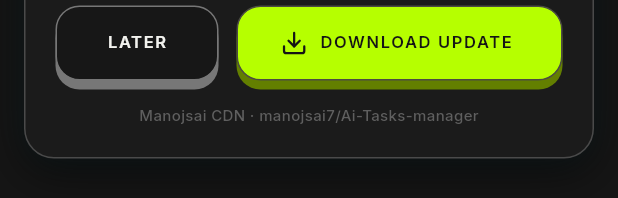
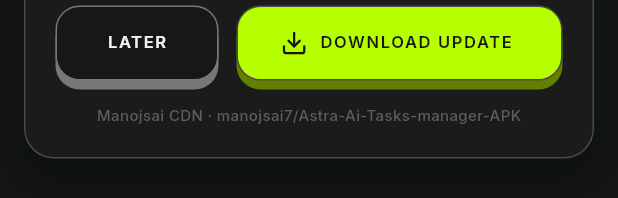
Before and after one commit to manojsai7/Astra-Ai-Tasks-manager-APK, a Flutter app: the UpdateSheet widget shown alone on an empty page, opened directly with empty values, on a phone screen of 412 x 824 dp. Shown: the part 122-320 px from the top of the screen. Run offline on Flutter 3.47's test engine with Material 3 defaults, Android fonts, the phone set to English and light mode, and no system bars; our stand-ins replace confetti, drift, drift_flutter, flutter_animate, flutter_local_notifications, flutter_riverpod and 9 more; missing offline and left inert: extension_google_sign_in_as_googleapis_auth, googleapis, tithi_engine; accounts and stored records are empty; generated files the repository leaves out were written again; network calls fail.

Commit message:
chore: update repository references and release URLs

```diff
--- a/lib/core/updater/app_updater.dart
+++ b/lib/core/updater/app_updater.dart
@@ -13,7 +13,7 @@ import 'package:package_info_plus/package_info_plus.dart';
 ///   User taps "Download" → [url_launcher] opens the APK download URL.
 class AppUpdater {
   static const String _owner = 'manojsai7';
-  static const String _repo  = 'Ai-Tasks-manager';
+  static const String _repo  = 'Astra-Ai-Tasks-manager-APK';
 
   /// GitHub Releases API endpoint — always points to the latest release.
   static const String _apiUrl =
--- a/lib/core/updater/update_sheet.dart
+++ b/lib/core/updater/update_sheet.dart
@@ -281,7 +281,7 @@ class _UpdateSheetState extends State<UpdateSheet> {
             const SizedBox(height: 10),
             Center(
               child: Text(
-                'Manojsai CDN · manojsai7/Ai-Tasks-manager',
+                'Manojsai CDN · manojsai7/Astra-Ai-Tasks-manager-APK',
                 style: AstraText.caption(color: AstraColors.textDisabled, size: 10),
               ),
             ),
@@ -300,7 +300,7 @@ class _UpdateSheetState extends State<UpdateSheet> {
 
     final url = widget.info.downloadUrl.isNotEmpty
         ? widget.info.downloadUrl
-        : 'https://github.com/manojsai7/Ai-Tasks-manager/releases/latest';
+        : 'https://github.com/manojsai7/Astra-Ai-Tasks-manager-APK/releases/latest';
 
     final fileName = 'astra_v${widget.info.latestVersion}.apk';
 
@@ -334,7 +334,7 @@ class _UpdateSheetState extends State<UpdateSheet> {
   Future<void> _openInBrowser() async {
     final url = widget.info.downloadUrl.isNotEmpty
         ? widget.info.downloadUrl
-        : 'https://github.com/manojsai7/Ai-Tasks-manager/releases/latest';
+        : 'https://github.com/manojsai7/Astra-Ai-Tasks-manager-APK/releases/latest';
     final uri = Uri.parse(url);
     try {
       await launchUrl(uri, mode: LaunchMode.externalApplication);
```
Also changed, not shown: 2 other files.
